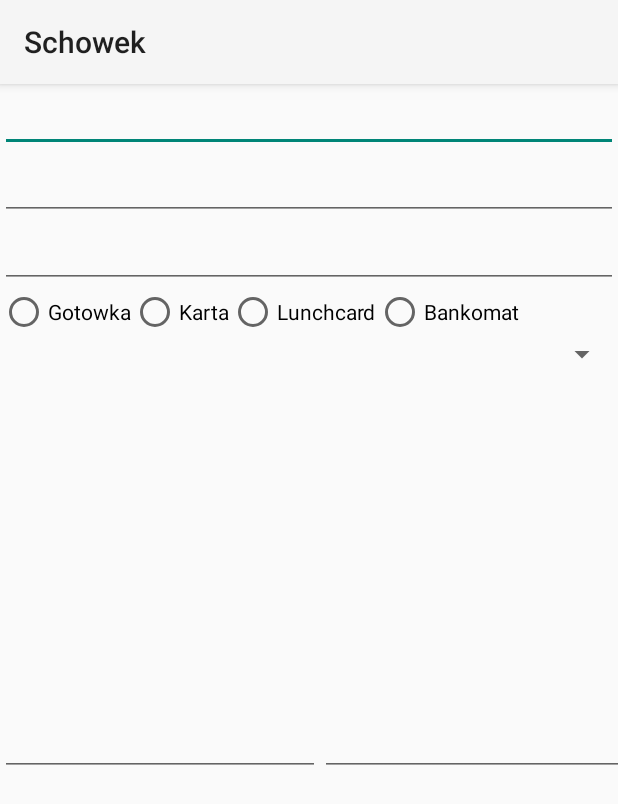
After one commit to kkrolczyk/Schowek, an Android app: the layout activity_bilans_add.xml on its own in the app's theme, with its tools: preview values and no code run, on a phone screen of 412 x 824 dp. The commit adds this screen. Shown: the top 804 px of the screen. Run offline under Robolectric (Android 15) with nearby library versions, the phone set to English and light mode, and no system bars.

Commit message:
some renaming and preparation of cash info activity layout

```diff
--- a/app/src/main/AndroidManifest.xml
+++ b/app/src/main/AndroidManifest.xml
@@ -21,11 +21,11 @@
             </intent-filter>
         </activity>
         <activity
-            android:name="org.kkrolczyk.schowek.DbView"
+            android:name=".NoteView"
             android:label="@string/title_activity_db_view" >
         </activity>
         <activity
-            android:name="org.kkrolczyk.schowek.DbViewAdd"
+            android:name=".NoteAdd"
             android:label="@string/title_activity_db_view_add" >
         </activity>
     </application>
--- a/app/src/main/java/org/kkrolczyk/schowek/MainActivity.java
+++ b/app/src/main/java/org/kkrolczyk/schowek/MainActivity.java
@@ -4,12 +4,10 @@ import android.app.Activity;
 import android.app.AlertDialog;
 import android.content.DialogInterface;
 import android.content.Intent;
-import android.content.SharedPreferences;
 import android.content.res.Configuration;
 import android.os.Bundle;
 import android.text.Editable;
 import android.text.InputType;
-import android.util.Log;
 import android.view.Menu;
 import android.view.MenuItem;
 import android.view.View;
@@ -120,7 +118,7 @@ public class MainActivity extends Activity {
         }
 
         if (allow_login) {
-            Intent intent = new Intent(this, DbView.class);
+            Intent intent = new Intent(this, NoteView.class);
             startActivity(intent); //intent.putExtra(EXTRA_MESSAGE, message);
         } else {
             Toast.makeText(getApplicationContext(), getString(R.string.not_logged), Toast.LENGTH_LONG).show();
--- a/app/src/main/java/org/kkrolczyk/schowek/DbViewAdd.java
+++ b/app/src/main/java/org/kkrolczyk/schowek/NoteAdd.java
@@ -8,14 +8,14 @@ import android.view.MenuItem;
 import android.view.View;
 import android.widget.EditText;
 
-public class DbViewAdd extends Activity {
+public class NoteAdd extends Activity {
 
     EditText textField;
 
     @Override
     protected void onCreate(Bundle savedInstanceState) {
         super.onCreate(savedInstanceState);
-        setContentView(R.layout.activity_db_view_add);
+        setContentView(R.layout.activity_note_add);
 
         Intent intent = getIntent();
         String message = intent.getStringExtra("content");
--- /dev/null
+++ b/app/src/main/res/layout/activity_bilans_add.xml
@@ -0,0 +1,91 @@
+<?xml version="1.0" encoding="utf-8"?>
+<LinearLayout xmlns:android="http://schemas.android.com/apk/res/android"
+    android:orientation="vertical" android:layout_width="match_parent"
+    android:layout_height="match_parent"
+    android:weightSum="1">
+
+    <EditText
+        android:layout_width="match_parent"
+        android:layout_height="wrap_content"
+        android:inputType="date"
+        android:ems="10"
+        android:id="@+id/date_bilans" />
+
+    <EditText
+        android:layout_width="match_parent"
+        android:layout_height="wrap_content"
+        android:inputType="time"
+        android:ems="10"
+        android:id="@+id/time_bilans" />
+
+    <EditText
+        android:layout_width="match_parent"
+        android:layout_height="wrap_content"
+        android:inputType="numberSigned"
+        android:ems="10"
+        android:id="@+id/kwota_bilans" />
+
+    <RadioGroup
+        android:layout_width="wrap_content"
+        android:layout_height="wrap_content"
+        android:touchscreenBlocksFocus="false"
+        android:orientation="horizontal">
+
+        <RadioButton
+            android:layout_width="wrap_content"
+            android:layout_height="wrap_content"
+            android:text="Gotowka"
+            android:id="@+id/cash_radio_btn" />
+
+        <RadioButton
+            android:layout_width="wrap_content"
+            android:layout_height="wrap_content"
+            android:text="Karta"
+            android:id="@+id/card_radio_btn" />
+
+        <RadioButton
+            android:layout_width="wrap_content"
+            android:layout_height="wrap_content"
+            android:text="Lunchcard"
+            android:id="@+id/card2_radio_btn" />
+        <RadioButton
+            android:layout_width="wrap_content"
+            android:layout_height="wrap_content"
+            android:text="Bankomat"
+            android:id="@+id/atm_radio_btn" />
+    </RadioGroup>
+
+    <Spinner
+        android:layout_width="match_parent"
+        android:layout_height="wrap_content"
+        android:id="@+id/coarse_desc_bilans"
+        android:spinnerMode="dropdown" />
+
+    <ListView
+        android:layout_width="match_parent"
+        android:layout_height="219dp"
+        android:id="@+id/detailed_desc_bilans"
+        android:choiceMode="multipleChoice" />
+
+    <LinearLayout
+        android:orientation="horizontal"
+        android:layout_width="match_parent"
+        android:layout_height="50dp"
+        android:weightSum="1">
+
+        <EditText
+            android:layout_width="wrap_content"
+            android:layout_height="fill_parent"
+            android:inputType="numberSigned"
+            android:ems="10"
+            android:id="@+id/new_sub_item_bilans" />
+
+        <EditText
+            android:layout_width="wrap_content"
+            android:layout_height="fill_parent"
+            android:id="@+id/editText"
+            android:ems="10"
+            android:layout_weight="0.49" />
+    </LinearLayout>
+
+</LinearLayout>
--- a/app/src/main/res/menu/menu_db_view.xml
+++ b/app/src/main/res/menu/menu_db_view.xml
@@ -1,5 +1,5 @@
 <menu xmlns:android="http://schemas.android.com/apk/res/android"
-    xmlns:tools="http://schemas.android.com/tools" tools:context="org.kkrolczyk.schowek.DbView">
+    xmlns:tools="http://schemas.android.com/tools" tools:context="org.kkrolczyk.schowek.NoteView">
     <item android:id="@+id/action_settings" android:title="@string/action_settings"
         android:orderInCategory="3" android:showAsAction="never" />
     <item android:id="@+id/clean_all" android:title="@string/clean_all"
--- a/app/src/main/res/menu/menu_db_view_add.xml
+++ b/app/src/main/res/menu/menu_db_view_add.xml
@@ -1,5 +1,5 @@
 <menu xmlns:android="http://schemas.android.com/apk/res/android"
-    xmlns:tools="http://schemas.android.com/tools" tools:context="org.kkrolczyk.schowek.DbViewAdd">
+    xmlns:tools="http://schemas.android.com/tools" tools:context="org.kkrolczyk.schowek.NoteAdd">
     <item android:id="@+id/action_settings" android:title="@string/action_settings"
         android:orderInCategory="100" android:showAsAction="never" />
 </menu>
```
Also changed, not shown: app/src/main/java/org/kkrolczyk/schowek/MyUtils.java (added, +28 -0 lines), app/src/main/java/org/kkrolczyk/schowek/NoteView.java (renamed from app/src/main/java/org/kkrolczyk/schowek/DbView.java, +7 -7 lines), app/src/main/res/layout/activity_bilans_view.xml (added, +32 -0 lines), app/src/main/res/layout/activity_note_view.xml (renamed from app/src/main/res/layout/activity_db_view.xml, +2 -24 lines), app/src/main/res/layout/bilans_table.xml (added, +7 -0 lines), app/src/main/res/layout/activity_note_add.xml (renamed from app/src/main/res/layout/activity_db_view_add.xml).
